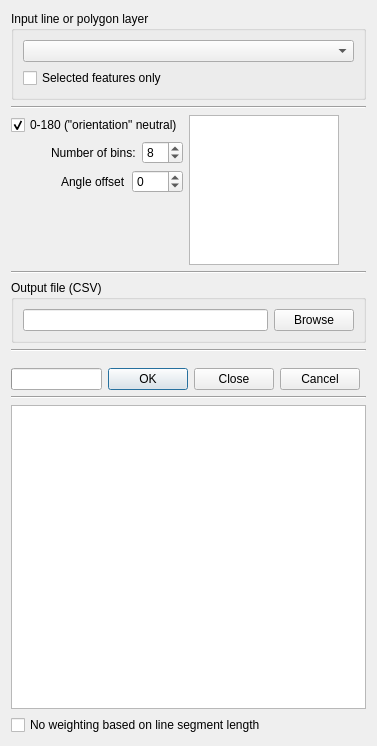
Old version of the form linedirectionhistogram_dialog_base.ui in the repository havatv/qgislinedirectionhistogramplugin.
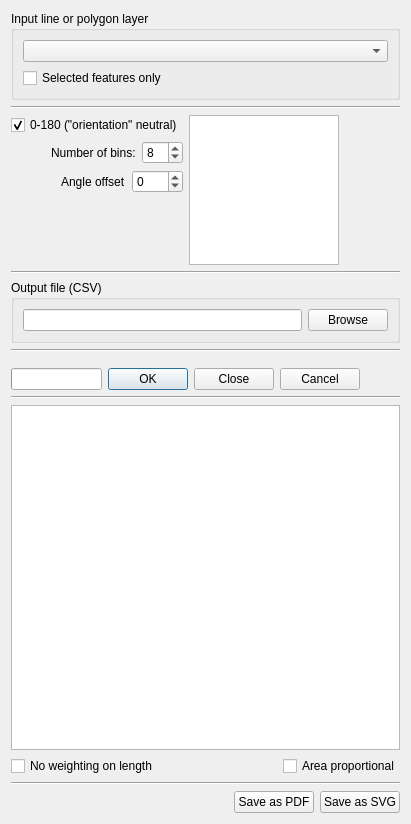
New version of the form.

Commit message: Add PDF (#5) and SVG (#6) export.  Add option for area-proportional sectors (#7). Change version to 1.3.

The edit to the form file:
```diff
--- a/linedirectionhistogram_dialog_base.ui
+++ b/linedirectionhistogram_dialog_base.ui
@@ -6,8 +6,8 @@
    <rect>
     <x>0</x>
     <y>0</y>
-    <width>377</width>
-    <height>736</height>
+    <width>411</width>
+    <height>824</height>
    </rect>
   </property>
   <property name="windowTitle">
@@ -362,12 +362,86 @@
     </widget>
    </item>
    <item>
-    <widget class="QCheckBox" name="noWeightingCheckBox">
-     <property name="text">
-      <string>No weighting based on line segment length</string>
+    <layout class="QHBoxLayout" name="horizontalLayout">
+     <item>
+      <widget class="QCheckBox" name="noWeightingCheckBox">
+       <property name="toolTip">
+        <string>Do not use line segment length for weighting</string>
+       </property>
+       <property name="text">
+        <string>No weighting on length</string>
+       </property>
+      </widget>
+     </item>
+     <item>
+      <spacer name="horizontalSpacer_7">
+       <property name="orientation">
+        <enum>Qt::Horizontal</enum>
+       </property>
+       <property name="sizeHint" stdset="0">
+        <size>
+         <width>40</width>
+         <height>20</height>
+        </size>
+       </property>
+      </spacer>
+     </item>
+     <item>
+      <widget class="QCheckBox" name="proportionalAreaCheckBox">
+       <property name="toolTip">
+        <string>Make sector areas proportional to the magnitudes (default is sector length/radius)</string>
+       </property>
+       <property name="text">
+        <string>Area proportional</string>
+       </property>
+      </widget>
+     </item>
+    </layout>
+   </item>
+   <item>
+    <widget class="Line" name="line_5">
+     <property name="orientation">
+      <enum>Qt::Horizontal</enum>
      </property>
     </widget>
    </item>
+   <item>
+    <layout class="QHBoxLayout" name="horizontalLayout_9">
+     <item>
+      <spacer name="horizontalSpacer_8">
+       <property name="orientation">
+        <enum>Qt::Horizontal</enum>
+       </property>
+       <property name="sizeHint" stdset="0">
+        <size>
+         <width>40</width>
+         <height>20</height>
+        </size>
+       </property>
+      </spacer>
+     </item>
+     <item>
+      <widget class="QPushButton" name="saveAsPDFButton">
+       <property name="toolTip">
+        <string>Save as a 10cm by 10cm PDF</string>
+       </property>
+       <property name="text">
+        <string>Save as PDF</string>
+       </property>
+      </widget>
+     </item>
+     <item>
+      <widget class="QPushButton" name="saveAsSVGButton">
+       <property name="toolTip">
+        <string>Save as a 200 by 200 pixel SVG</string>
+       </property>
+       <property name="text">
+        <string>Save as SVG</string>
+       </property>
+      </widget>
+     </item>
+    </layout>
+   </item>
   </layout>
  </widget>
  <resources/>
```
The commit also changes 10 other files.
